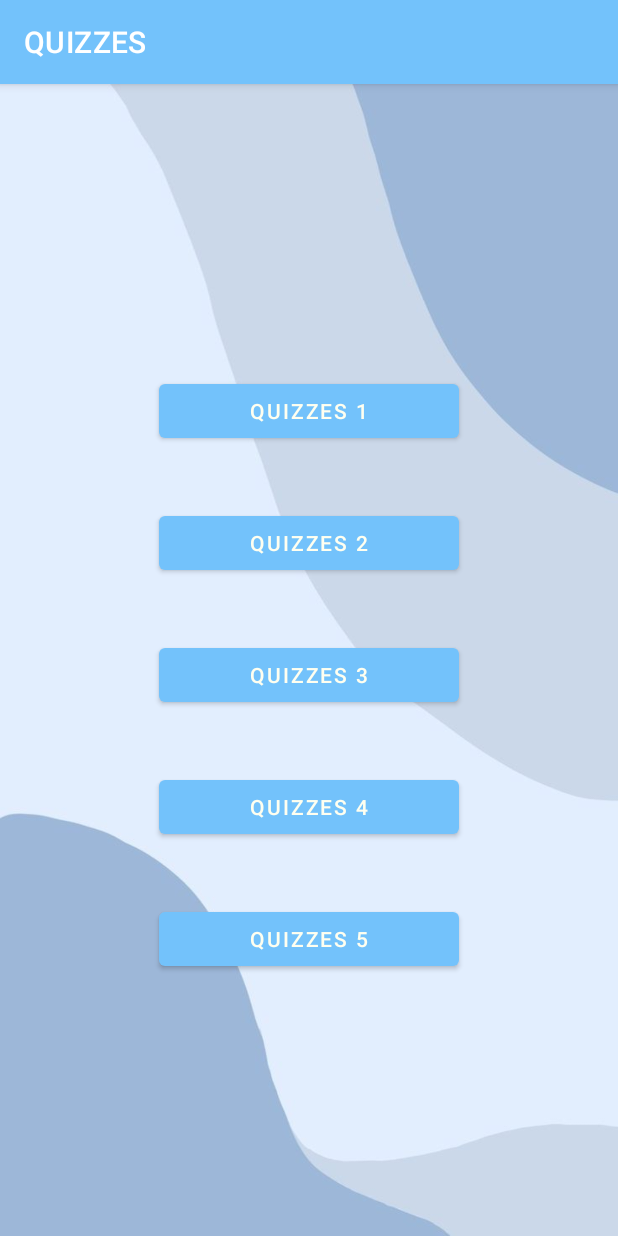
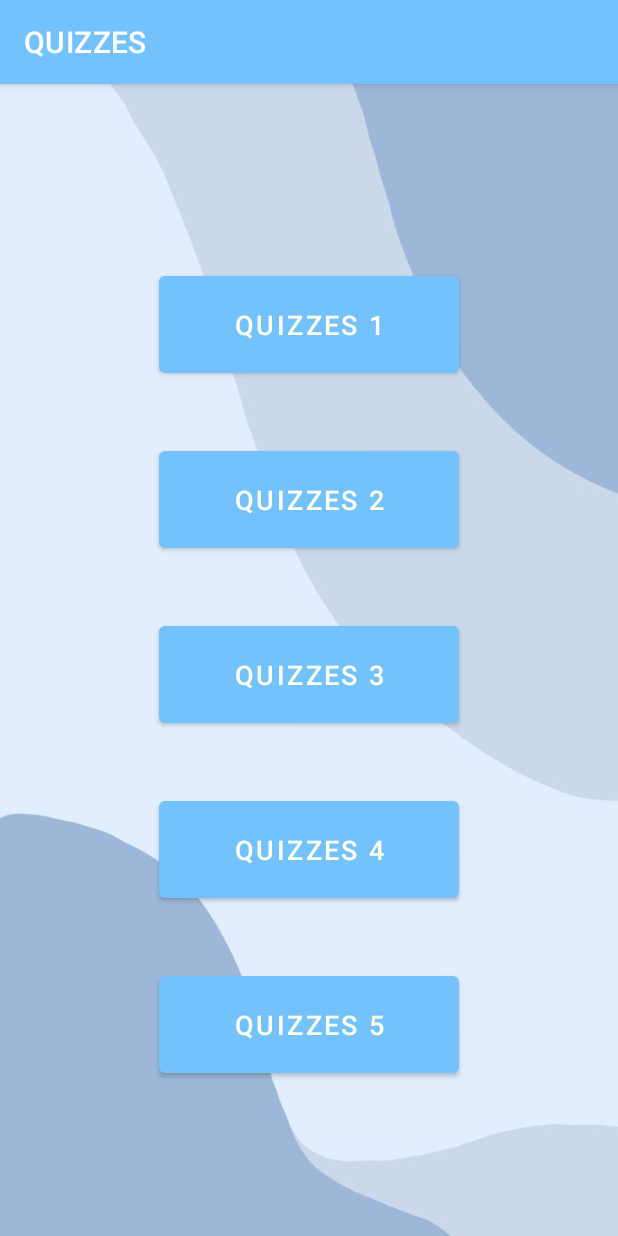
Before and after one commit to ReigneRaven/StudyNET, an Android app: the Quizzes screen opened directly, with no data from a screen before it, on a phone screen of 412 x 824 dp. Run offline under Robolectric (Android 15) with nearby library versions, the light colour scheme and no system bars.

Commit message:
Update button size

```diff
--- a/app/src/main/res/layout/activity_quizzes.xml
+++ b/app/src/main/res/layout/activity_quizzes.xml
@@ -24,35 +24,45 @@
             android:layout_width="200dp"
             android:layout_height="wrap_content"
             android:layout_marginTop="20dp"
-            android:text="QUIZZES 1" />
+            android:text="QUIZZES 1"
+            android:textSize="18sp"
+            android:padding="20dp"/>
 
         <Button
             android:id="@+id/btn_quizzes2"
             android:layout_width="200dp"
             android:layout_height="wrap_content"
             android:layout_marginTop="40dp"
-            android:text="QUIZZES 2" />
+            android:text="QUIZZES 2"
+            android:textSize="18sp"
+            android:padding="20dp"/>
 
         <Button
             android:id="@+id/btn_quizzes3"
             android:layout_width="200dp"
             android:layout_height="wrap_content"
             android:layout_marginTop="40dp"
-            android:text="QUIZZES 3" />
+            android:text="QUIZZES 3"
+            android:textSize="18sp"
+            android:padding="20dp"/>
 
         <Button
             android:id="@+id/btn_quizzes4"
             android:layout_width="200dp"
             android:layout_height="wrap_content"
             android:layout_marginTop="40dp"
-            android:text="QUIZZES 4" />
+            android:text="QUIZZES 4"
+            android:textSize="18sp"
+            android:padding="20dp"/>
 
         <Button
             android:id="@+id/btn_quizzes5"
             android:layout_width="200dp"
             android:layout_height="wrap_content"
             android:layout_marginTop="40dp"
-            android:text="QUIZZES 5" />
+            android:text="QUIZZES 5"
+            android:textSize="18sp"
+            android:padding="20dp"/>
 
     </LinearLayout>
 </androidx.constraintlayout.widget.ConstraintLayout>
```
Also changed, not shown: app/src/main/res/layout/activity_sessions.xml (+15 -5 lines).
